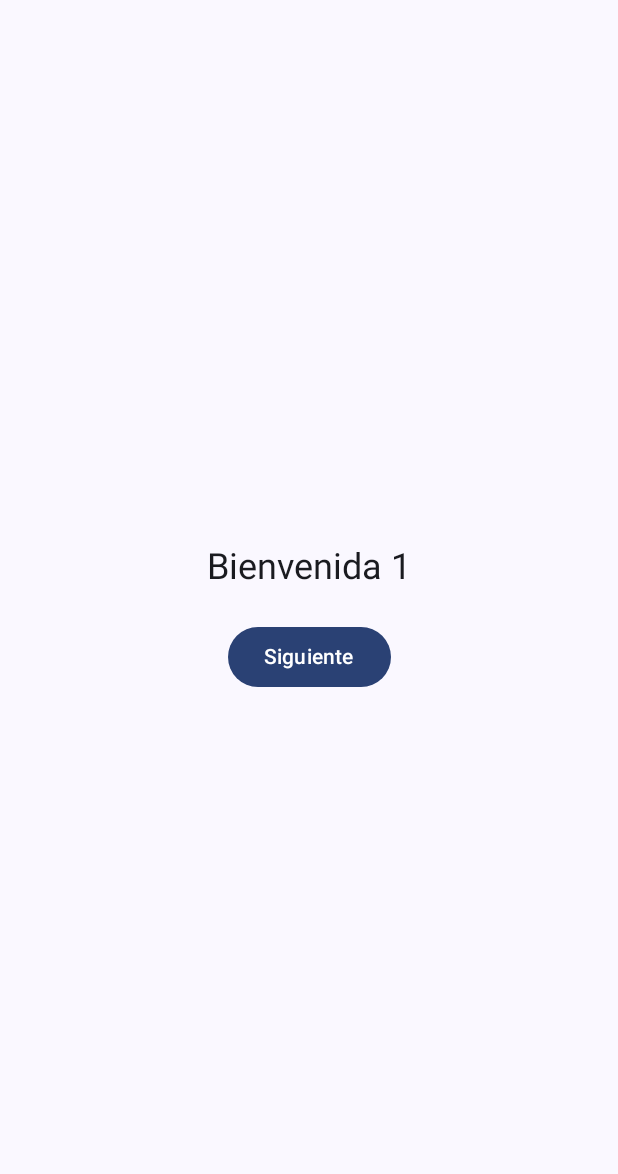
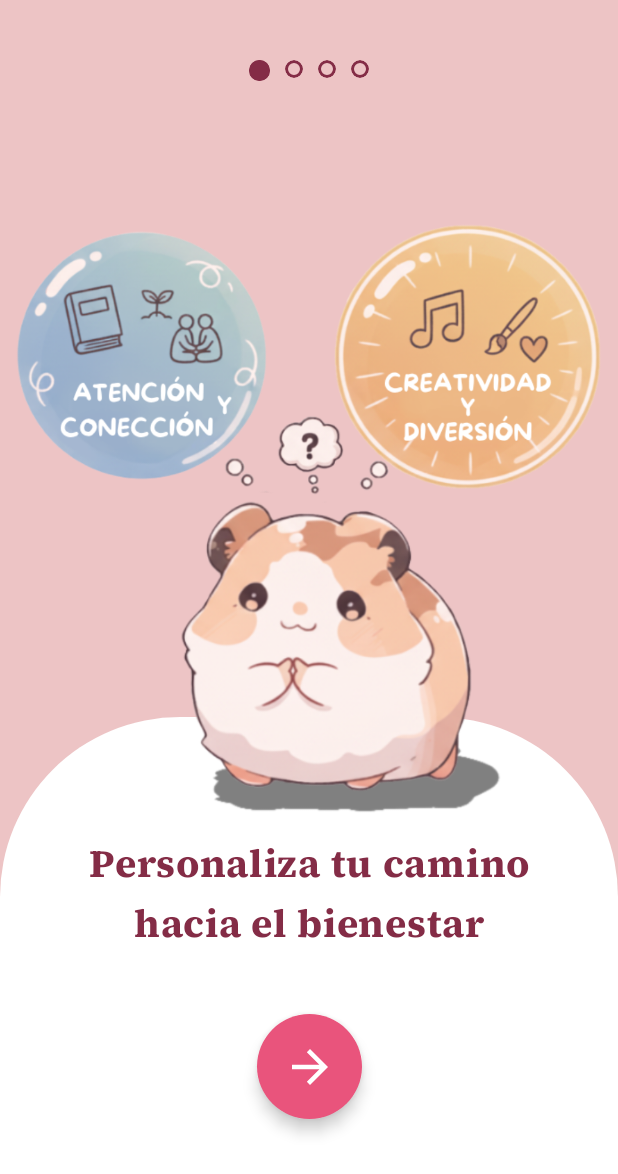
Before and after one commit to Starlitbloom/Mente_Libre_App, an Android app built with Jetpack Compose: the Bienvenida1Screen screen opened through its navigation route, on a phone screen of 412 x 824 dp. Shown: the top 1174 px of the screen. Run offline under Robolectric (Android 15) with nearby library versions, the phone set to English and light mode, and no system bars; our stand-ins replace accompanist.

Commit message:
Creacion de la pantalla de bienvenida

```diff
--- /dev/null
+++ b/app/src/main/java/com/example/mente_libre_app/ui/components/PaginatorDots.kt
@@ -0,0 +1,39 @@
+package com.example.mente_libre_app.ui.components
+
+import androidx.compose.foundation.background
+import androidx.compose.foundation.border
+import androidx.compose.foundation.layout.Arrangement
+import androidx.compose.foundation.layout.Box
+import androidx.compose.foundation.layout.Row
+import androidx.compose.foundation.layout.size
+import androidx.compose.foundation.shape.CircleShape
+import androidx.compose.runtime.Composable
+import androidx.compose.ui.Modifier
+import androidx.compose.ui.draw.clip
+import androidx.compose.ui.graphics.Color
+import androidx.compose.ui.unit.dp
+
+@Composable
+fun PaginatorDots(
+    modifier: Modifier = Modifier,
+    count: Int,
+    selectedIndex: Int
+) {
+    val mainColor = Color(0xFF842C46) // 🎨 tu color principal (vino oscuro)
+
+    Row(
+        modifier = modifier,
+        horizontalArrangement = Arrangement.spacedBy(10.dp) // un poco más de separación
+    ) {
+        repeat(count) { index ->
+            val isSelected = index == selectedIndex
+            Box(
+                modifier = Modifier
+                    .size(if (isSelected) 14.dp else 12.dp) // puntos un poco más grandes
+                    .clip(CircleShape)
+                    .background(if (isSelected) mainColor else Color.Transparent)
+                    .border(width = 2.dp, color = mainColor, shape = CircleShape)
+            )
+        }
+    }
+}
--- a/app/src/main/java/com/example/mente_libre_app/ui/screen/Bienvenida1Screen.kt
+++ b/app/src/main/java/com/example/mente_libre_app/ui/screen/Bienvenida1Screen.kt
@@ -1,24 +1,107 @@
 package com.example.mente_libre_app.ui.screen
 
+import androidx.compose.foundation.Image
+import androidx.compose.foundation.background
 import androidx.compose.foundation.layout.*
-import androidx.compose.material3.Button
-import androidx.compose.material3.MaterialTheme
-import androidx.compose.material3.Text
+import androidx.compose.foundation.shape.CircleShape
+import androidx.compose.foundation.shape.RoundedCornerShape
+import androidx.compose.material.icons.Icons
+import androidx.compose.material.icons.filled.ArrowForward
+import androidx.compose.material3.*
 import androidx.compose.runtime.Composable
 import androidx.compose.ui.Alignment
 import androidx.compose.ui.Modifier
+import androidx.compose.ui.graphics.Color
+import androidx.compose.ui.layout.ContentScale
+import androidx.compose.ui.res.painterResource
+import androidx.compose.ui.text.font.Font
+import androidx.compose.ui.text.font.FontFamily
+import androidx.compose.ui.text.font.FontWeight
+import androidx.compose.ui.text.style.TextAlign
 import androidx.compose.ui.unit.dp
+import androidx.compose.ui.unit.sp
+import com.example.mente_libre_app.R
+import com.example.mente_libre_app.ui.components.PaginatorDots
+
+val ButtonMagenta = Color(0xFFE9547C)
+val MainColor = Color(0xFF842C46)
 
 @Composable
 fun Bienvenida1Screen(onNext: () -> Unit) {
+    val serifBold = FontFamily(Font(R.font.source_serif_pro_bold))
+
     Box(
-        modifier = Modifier.fillMaxSize(),
+        modifier = Modifier
+            .fillMaxSize()
+            .background(Color(0xFFEDC4C5)),
         contentAlignment = Alignment.Center
     ) {
-        Column(horizontalAlignment = Alignment.CenterHorizontally) {
-            Text("Bienvenida 1", style = MaterialTheme.typography.headlineSmall)
-            Spacer(modifier = Modifier.height(20.dp))
-            Button(onClick = onNext) { Text("Siguiente") }
+
+        // 🔹 Indicadores de Paginación
+        PaginatorDots(
+            modifier = Modifier
+                .align(Alignment.TopCenter)
+                .padding(top = 40.dp),
+            count = 4,
+            selectedIndex = 0
+        )
+
+        // 🔹 Fondo blanco curvo
+        Surface(
+            modifier = Modifier
+                .fillMaxWidth()
+                .fillMaxHeight(0.42f)
+                .align(Alignment.BottomCenter),
+            color = Color.White,
+            shape = RoundedCornerShape(topStart = 120.dp, topEnd = 120.dp)
+        ) {
+            // 🔹 Box para centrar texto y botón
+            Box(
+                modifier = Modifier.fillMaxSize(),
+                contentAlignment = Alignment.Center
+            ) {
+                Column(
+                    horizontalAlignment = Alignment.CenterHorizontally,
+                    verticalArrangement = Arrangement.Center
+                ) {
+                    Text(
+                        text = "Personaliza tu camino\nhacia el bienestar",
+                        color = MainColor,
+                        fontSize = 26.sp,
+                        fontWeight = FontWeight.Bold,
+                        fontFamily = serifBold,
+                        lineHeight = 40.sp,
+                        textAlign = TextAlign.Center
+                    )
+
+                    Spacer(modifier = Modifier.height(40.dp))
+
+                    FloatingActionButton(
+                        onClick = onNext,
+                        containerColor = ButtonMagenta,
+                        shape = CircleShape,
+                        modifier = Modifier.size(70.dp)
+                    ) {
+                        Icon(
+                            imageVector = Icons.Filled.ArrowForward,
+                            contentDescription = "Avanzar",
+                            tint = Color.White,
+                            modifier = Modifier.size(36.dp)
+                        )
+                    }
+                }
+            }
         }
+
+        // 🔹 Imagen central
+        Image(
+            painter = painterResource(id = R.drawable.mascota_bienvenida1),
+            contentDescription = "Hámster central",
+            contentScale = ContentScale.Fit,
+            modifier = Modifier
+                .align(Alignment.Center)
+                .size(3600.dp)
+                .offset(y = (-80).dp)
+        )
     }
 }
```
Also changed, not shown: app/src/main/res/drawable/mascota_bienvenida1.png (added).
